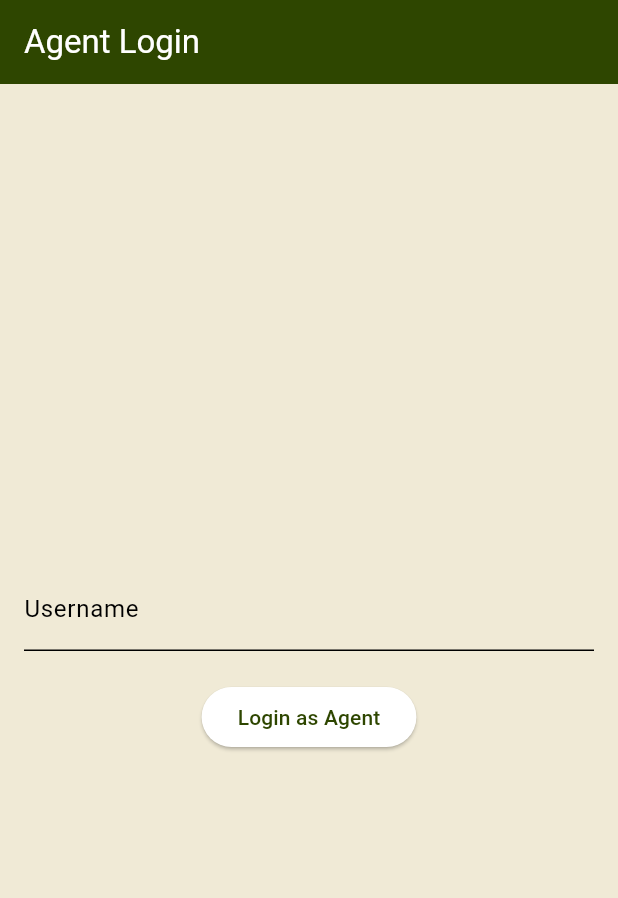
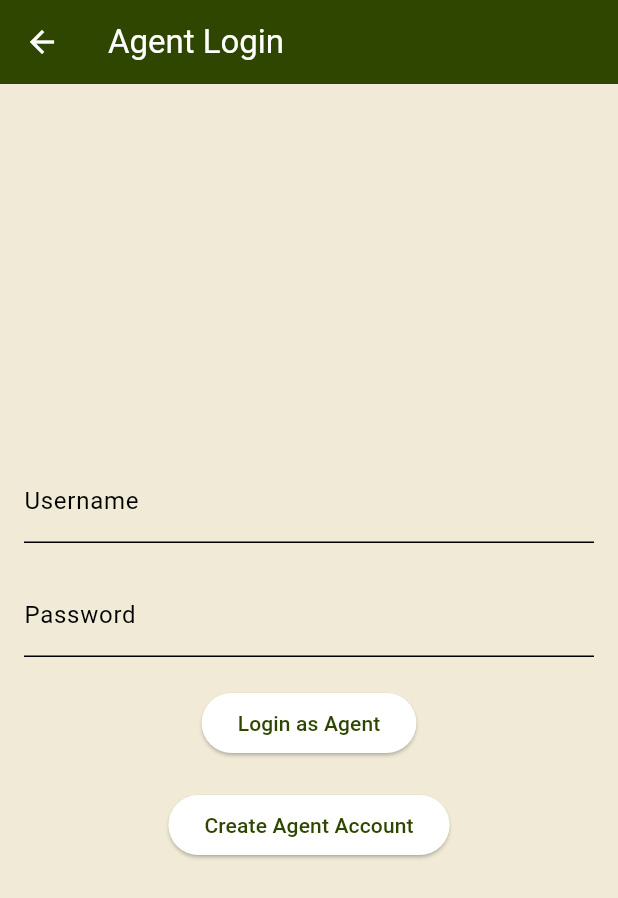
Before and after one commit to mandyroskelley/enhanced-property-search, a Flutter app: the screen it shows after launch, after a tap on "Agent", on a phone screen of 412 x 824 dp. Shown: the top 898 px of the screen. Run offline on Flutter 3.47's test engine with Material 3 defaults, Android fonts, the phone set to English and light mode, and no system bars; our stand-ins replace shared_preferences, webview_flutter.

Commit message:
created create_agent_account and create_client_account screens, added back buttons, updated the agent_login and client_login screens.

```diff
--- a/lib/screens/agent_login_screen.dart
+++ b/lib/screens/agent_login_screen.dart
@@ -1,6 +1,8 @@
 import 'package:flutter/material.dart';
 import 'package:shared_preferences/shared_preferences.dart';
 import 'search_screen.dart';
+import 'choose_role_screen.dart';  // Import the ChooseRoleScreen
+import 'create_agent_account_screen.dart';  // Import the CreateAgentAccountScreen
 
 class AgentLoginScreen extends StatefulWidget {
   @override
@@ -8,12 +10,14 @@ class AgentLoginScreen extends StatefulWidget {
 }
 
 class _AgentLoginScreenState extends State<AgentLoginScreen> {
-  final TextEditingController _controller = TextEditingController();
+  final TextEditingController _usernameController = TextEditingController();
+  final TextEditingController _passwordController = TextEditingController();
 
   void _login() async {
-    String username = _controller.text;
+    String username = _usernameController.text;
+    String password = _passwordController.text;
 
-    if (username.isNotEmpty) {
+    if (username.isNotEmpty && password.isNotEmpty) {
       SharedPreferences prefs = await SharedPreferences.getInstance();
       await prefs.setBool('isLoggedIn', true); // Save login status
       Navigator.pushReplacement(
@@ -23,10 +27,30 @@ class _AgentLoginScreenState extends State<AgentLoginScreen> {
     }
   }
 
+  void _navigateToCreateAccount() {
+    Navigator.push(
+      context,
+      MaterialPageRoute(builder: (context) => CreateAgentAccountScreen()),
+    );
+  }
+
+  void _goBack() {
+    Navigator.pushReplacement(
+      context,
+      MaterialPageRoute(builder: (context) => ChooseRoleScreen()),
+    );
+  }
+
   @override
   Widget build(BuildContext context) {
     return Scaffold(
-      appBar: AppBar(title: Text("Agent Login")),
+      appBar: AppBar(
+        title: Text("Agent Login"),
+        leading: IconButton(
+          icon: Icon(Icons.arrow_back),
+          onPressed: _goBack,  // Back to ChooseRoleScreen
+        ),
+      ),
       body: Center(
         child: Padding(
           padding: const EdgeInsets.all(16.0),
@@ -34,13 +58,24 @@ class _AgentLoginScreenState extends State<AgentLoginScreen> {
             mainAxisAlignment: MainAxisAlignment.center,
             children: [
               TextField(
-                controller: _controller,
+                controller: _usernameController,
                 decoration: InputDecoration(labelText: "Username"),
+              ),
+              SizedBox(height: 20),
+              TextField(
+                controller: _passwordController,
+                obscureText: true,
+                decoration: InputDecoration(labelText: "Password"),
               ),
               SizedBox(height: 20),
               ElevatedButton(
                 onPressed: _login,
                 child: Text("Login as Agent"),
+              ),
+              SizedBox(height: 20),
+              ElevatedButton(
+                onPressed: _navigateToCreateAccount,
+                child: Text("Create Agent Account"),
               ),
             ],
           ),
```
Also changed, not shown: lib/screens/client_login_screen.dart (+40 -5 lines), lib/screens/create_agent_account_screen.dart (added, +71 -0 lines), lib/screens/create_client_account_screen.dart (added, +71 -0 lines), 4 other files.
